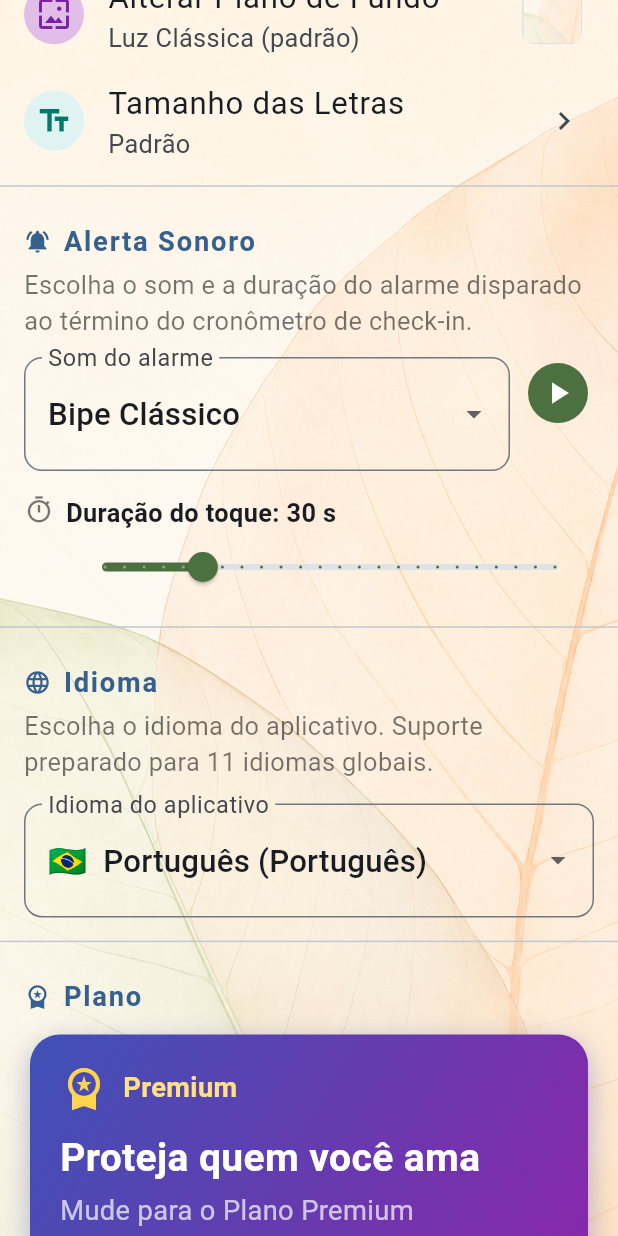
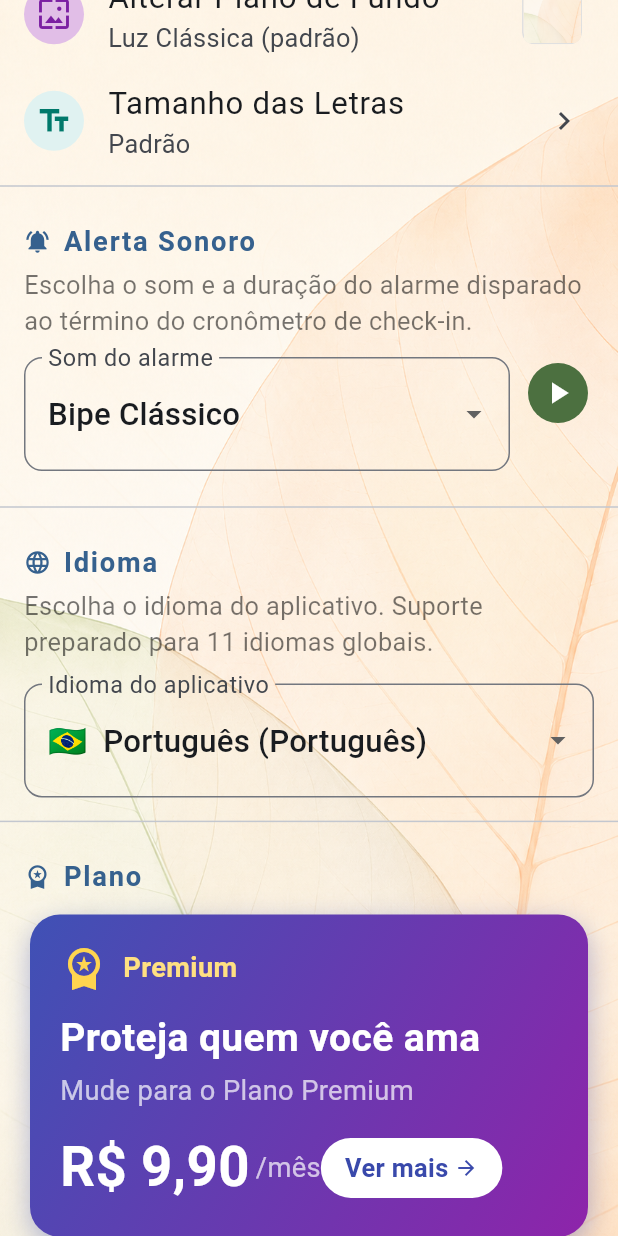
Before and after one commit to rafapedrico/alerta_de_seguranca, a Flutter app: the ConfiguracoesTab widget shown alone on an empty page, opened directly, scrolled down 464 dp, on a phone screen of 412 x 824 dp. Run offline on Flutter 3.47's test engine with Material 3 defaults, Android fonts, the light colour scheme and no system bars; our stand-ins replace audioplayers, camera, dio, flutter_contacts, flutter_local_notifications, geolocator and 3 more; missing offline and left inert: android_alarm_manager_plus, encrypt; accounts and stored records are empty; network calls fail.

Commit message:
botao_despertador

```diff
--- a/lib/screens/tabs/configuracoes_tab.dart
+++ b/lib/screens/tabs/configuracoes_tab.dart
@@ -1,4 +1,5 @@
 import 'package:flutter/material.dart';
+import 'package:shared_preferences/shared_preferences.dart';
 import '../../services/database_helper.dart';
 import '../../services/wallpaper_service.dart';
 import '../../services/font_scale_service.dart';
@@ -104,6 +105,8 @@ class _ConfiguracoesTabState extends State<ConfiguracoesTab> {
     setState(() => _duracaoSomSegundos = segundos);
     await _alarmeSonoroService.salvarDuracaoSegundos(segundos);
     await _db.salvarDuracaoSomAlarme(segundos);
+    final prefs = await SharedPreferences.getInstance();
+    await prefs.setInt('alarm_duration', segundos);
   }
 
 
@@ -1204,38 +1207,6 @@ class _ConfiguracoesTabState extends State<ConfiguracoesTab> {
           ),
 
           const SizedBox(height: 16),
-          Padding(
-            padding: const EdgeInsets.symmetric(horizontal: 16),
-            child: Row(
-              crossAxisAlignment: CrossAxisAlignment.start,
-              children: [
-                const Icon(Icons.timer_outlined, color: Colors.black54, size: 20),
-                const SizedBox(width: 8),
-                Expanded(
-                  child: Column(
-                    crossAxisAlignment: CrossAxisAlignment.start,
-                    children: [
-                      Text(
-                        'Duração do toque: $_duracaoSomSegundos s',
-                        style: const TextStyle(fontWeight: FontWeight.w600, fontSize: 13),
-                      ),
-                      Slider(
-                        value: _duracaoSomSegundos.toDouble(),
-                        min: 5,
-                        max: 120,
-                        divisions: 23,
-                        activeColor: const Color(0xFF4C7040),
-                        label: '$_duracaoSomSegundos s',
-                        onChanged: (v) => setState(() => _duracaoSomSegundos = v.round()),
-                        onChangeEnd: (v) => _selecionarDuracaoSom(v.round()),
-                      ),
-                    ],
-                  ),
-                ),
-              ],
-            ),
-          ),
-          const SizedBox(height: 8),
         ],
 
         const Divider(),
```
Also changed, not shown: lib/app_navigator.dart (+29 -12 lines), lib/main.dart (+4 -16 lines), lib/screens/alarme_disparado_screen.dart (added, +98 -0 lines), lib/services/notificacao_service.dart (+10 -0 lines), lib/services/rotina_alarme_service.dart (+40 -127 lines), 2 other files.
